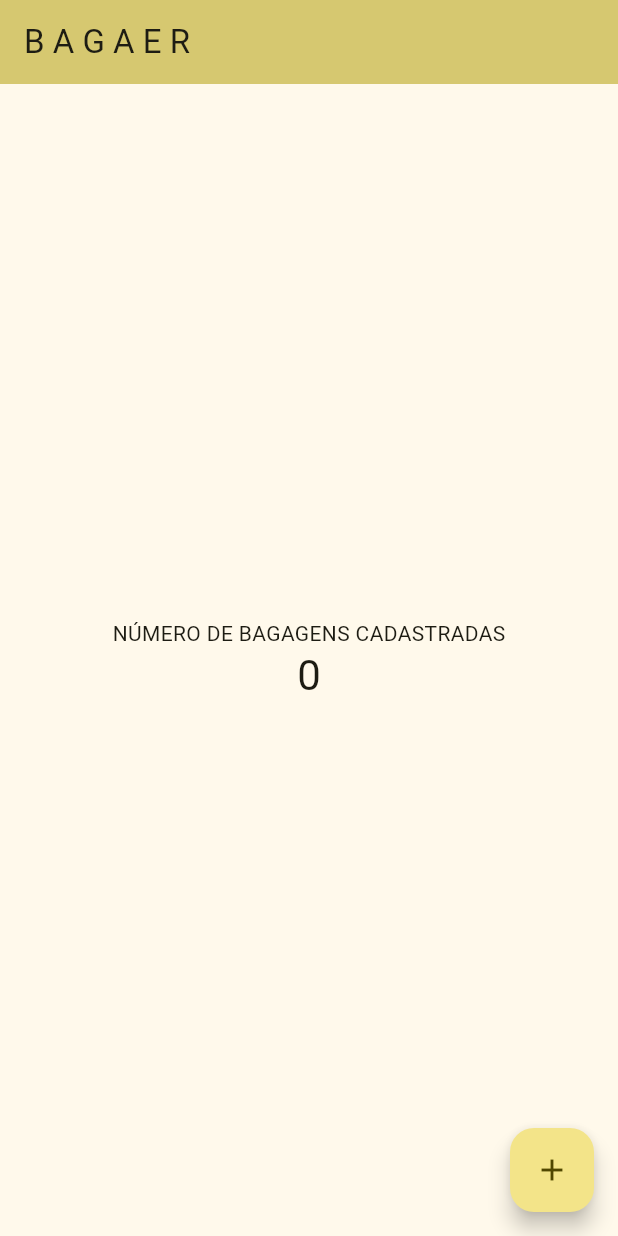
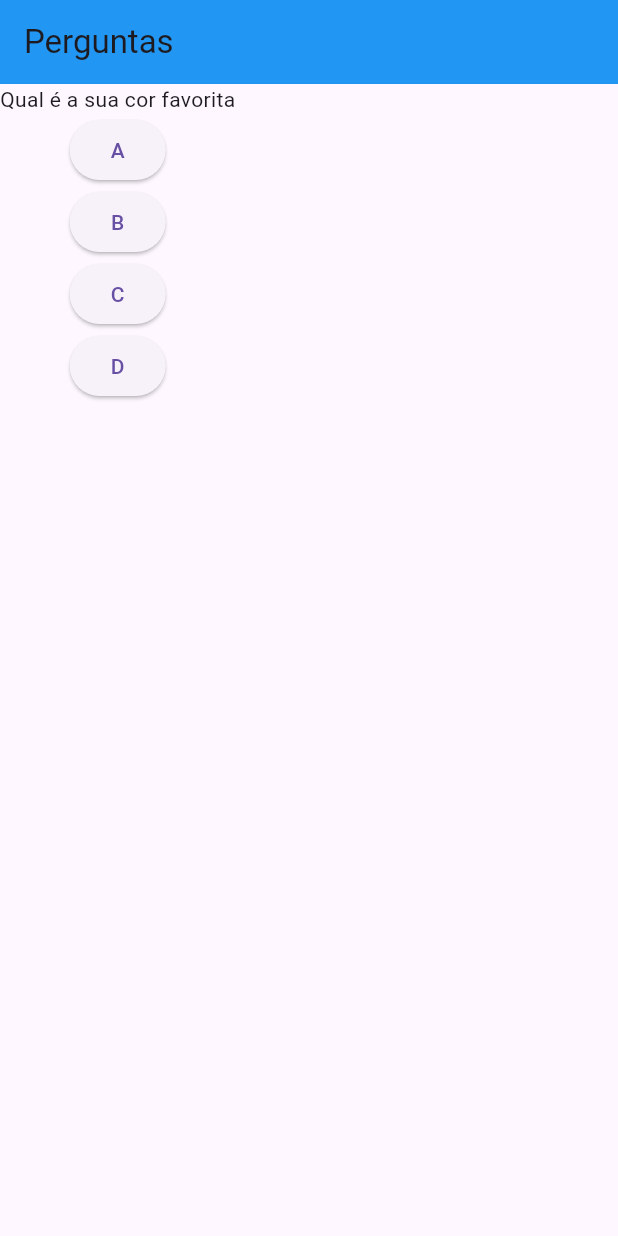
Before and after one commit to pedro-jpc/curso_flutter, a Flutter app: the screen it shows after launch, on a phone screen of 412 x 824 dp. Run offline on Flutter 3.47's test engine with Material 3 defaults, Android fonts, the phone set to English and light mode, and no system bars.

Commit message:
construindo perguntas
atualização

```diff
--- a/lib/main.dart
+++ b/lib/main.dart
@@ -1,76 +1,47 @@
 import 'package:flutter/material.dart';
 
 void main() {
-  runApp(const MyApp());
+  runApp(const PerguntaApp());
 }
 
-class MyApp extends StatelessWidget {
-  const MyApp({super.key});
+class PerguntaApp extends StatelessWidget {
+  const PerguntaApp({super.key});
 
-  @override
-  Widget build(BuildContext context) {
-    return MaterialApp(
-      title: 'Bagaer',
-      theme: ThemeData(
 
-        colorScheme: ColorScheme.fromSeed(
-            seedColor: const Color.fromARGB(242, 236, 212, 0)),
-        useMaterial3: true,
-      ),
-      home: const MyHomePage(title: 'B A G A E R'),
-    );
+  void responderA() {
+    print("A");
   }
-}
-
-class MyHomePage extends StatefulWidget {
-  const MyHomePage({super.key, required this.title});
-
-  final String title;
-
-  @override
-  State<MyHomePage> createState() => _MyHomePageState();
-}
-
-class _MyHomePageState extends State<MyHomePage> {
-  int _counter = 0;
-
-  void _incrementCounter() {
-    setState(() {
-
-      _counter++;
-    });
+  void responderB() {
+    print("B");
+  }
+  void responderC() {
+    print("C");
+  }
+  void responderD() {
+    print("D");
   }
 
   @override
   Widget build(BuildContext context) {
-
-    return Scaffold(
-      appBar: AppBar(
-
-        backgroundColor: Theme.of(context).colorScheme.inversePrimary,
-
-        title: Text(widget.title),
-      ),
-      body: Center(
-
-        child: Column(
-
-          mainAxisAlignment: MainAxisAlignment.center,
-          children: <Widget>[
-            const Text(
-              'NÚMERO DE BAGAGENS CADASTRADAS',
-            ),
-            Text(
-              '$_counter',
-              style: Theme.of(context).textTheme.headlineMedium,
-            ),
+    final perguntas = [
+      'Qual é a sua cor favorita',
+      'Qual é sua música favortia',
+    ];
+    return MaterialApp(
+      home: Scaffold(
+        appBar: AppBar(
+          title: const Text('Perguntas'),
+          backgroundColor: Colors.blue,
+        ),
+        body: Column(
+          children: [
+            Text(perguntas[0]),
+            ElevatedButton(onPressed: () => responderA, child: Text('A')),
+            ElevatedButton(onPressed: () => responderB, child: Text('B')),
+            ElevatedButton(onPressed: () => responderC, child: Text('C')),
+            ElevatedButton(onPressed: () => responderD, child: Text('D')),
           ],
         ),
-      ),
-      floatingActionButton: FloatingActionButton(
-        onPressed: _incrementCounter,
-        tooltip: 'Increment',
-        child: const Icon(Icons.add),
       ),
     );
   }
```
